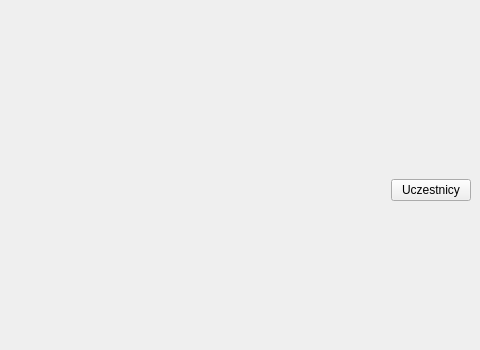
Before: the Qt Designer form src/ui/mainWindow.ui in messer440/obslugaTurnieji, drawn with Qt 5; both pictures show x 320 to 800 and y 0 to 350 of the 800 by 600 pixel window.
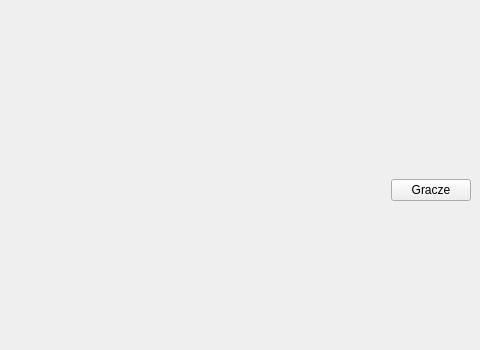
After: the same form once the commit is applied.

```diff
--- a/src/ui/mainWindow.ui
+++ b/src/ui/mainWindow.ui
@@ -81,7 +81,7 @@
         <item row="0" column="0">
          <widget class="QPushButton" name="pushButton_2">
           <property name="text">
-           <string>Uczestnicy</string>
+           <string>Gracze</string>
           </property>
          </widget>
         </item>
```
Left out of the diff: 4 changed lines with no effect on the pictures.
